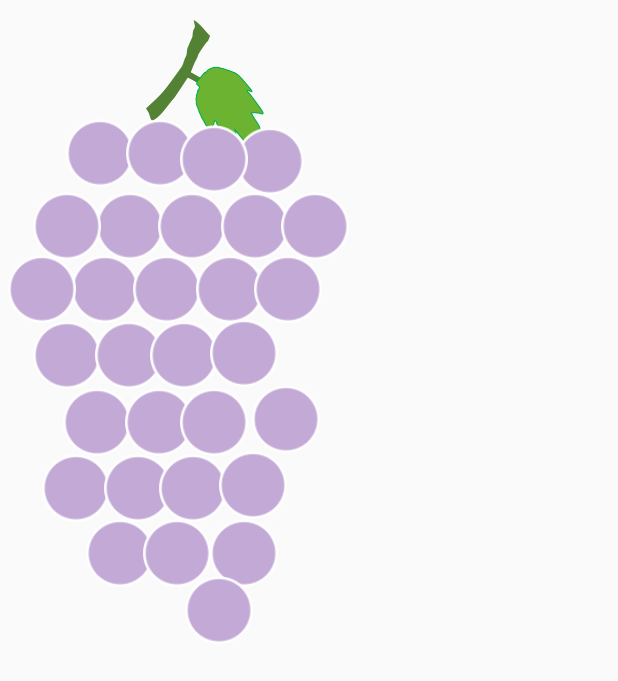
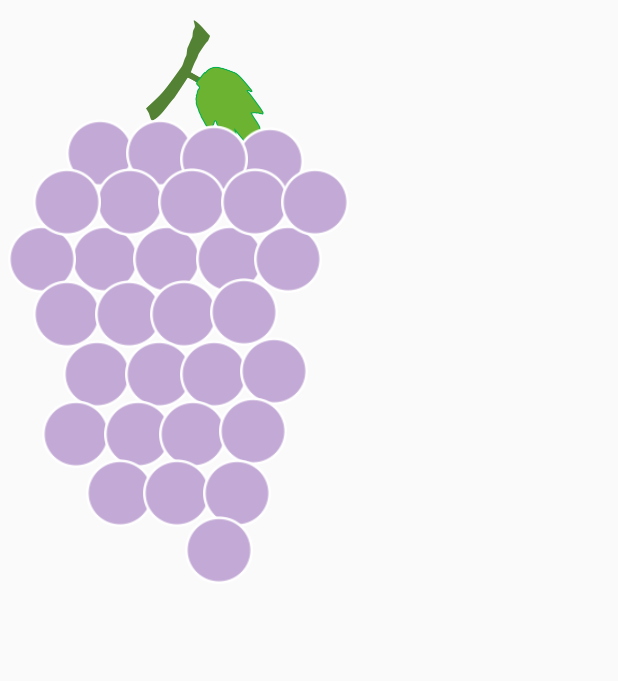
Before and after one commit to racheland/mangobongo, an Android app: the layout layout_grape_30.xml on its own in the app's theme, with its tools: preview values and no code run, on a phone screen of 412 x 824 dp. Shown: the top 681 px of the screen. Run offline under Robolectric (Android 15) with nearby library versions, the phone set to English and light mode, and no system bars.

Commit message:
- 포도송이 30개 사이즈변경

```diff
--- a/app/src/main/res/layout/layout_grape_30.xml
+++ b/app/src/main/res/layout/layout_grape_30.xml
@@ -85,7 +85,7 @@
             android:layout_alignParentLeft="true"
             android:layout_alignParentTop="true"
             android:layout_marginLeft="5dp"
-            android:layout_marginTop="153dp">
+            android:layout_marginTop="133dp">
 
             <ImageView
                 android:layout_width="45dp"
@@ -135,7 +135,7 @@
             android:layout_alignParentLeft="true"
             android:layout_alignParentTop="true"
             android:layout_marginLeft="22dp"
-            android:layout_marginTop="111dp">
+            android:layout_marginTop="95dp">
 
             <ImageView
                 android:layout_width="45dp"
@@ -185,7 +185,7 @@
             android:layout_width="238dp"
             android:layout_height="62dp"
             android:layout_alignParentTop="true"
-            android:layout_marginTop="197dp">
+            android:layout_marginTop="170dp">
 
             <ImageView
                 android:layout_width="45dp"
@@ -236,7 +236,7 @@
             android:layout_alignParentLeft="true"
             android:layout_alignParentTop="true"
             android:layout_marginLeft="20dp"
-            android:layout_marginTop="242dp">
+            android:layout_marginTop="210dp">
 
             <ImageView
                 android:layout_width="45dp"
@@ -274,7 +274,7 @@
                 android:layout_width="45dp"
                 android:layout_height="45dp"
                 android:layout_alignParentBottom="true"
-                android:layout_marginLeft="148dp"
+                android:layout_marginLeft="140dp"
                 android:layout_marginBottom="2dp"
                 android:src="@drawable/grape_basic_1" />
 
@@ -286,7 +286,7 @@
             android:layout_alignParentLeft="true"
             android:layout_alignParentTop="true"
             android:layout_marginLeft="6dp"
-            android:layout_marginTop="286dp">
+            android:layout_marginTop="250dp">
 
             <ImageView
                 android:layout_width="45dp"
@@ -335,7 +335,7 @@
             android:layout_width="241dp"
             android:layout_height="62dp"
             android:layout_alignParentTop="true"
-            android:layout_marginTop="329dp">
+            android:layout_marginTop="289dp">
 
             <ImageView
                 android:layout_width="45dp"
@@ -363,7 +363,7 @@
                 android:layout_width="45dp"
                 android:layout_height="45dp"
                 android:layout_alignParentBottom="true"
-                android:layout_marginLeft="140dp"
+                android:layout_marginLeft="135dp"
                 android:layout_marginBottom="0dp"
                 android:src="@drawable/grape_basic_1" />
 
@@ -377,7 +377,7 @@
             android:layout_alignParentTop="true"
             android:layout_marginStart="123dp"
             android:layout_marginLeft="123dp"
-            android:layout_marginTop="384dp"
+            android:layout_marginTop="344dp"
             android:src="@drawable/grape_basic_1" />
 
     </RelativeLayout>
```
